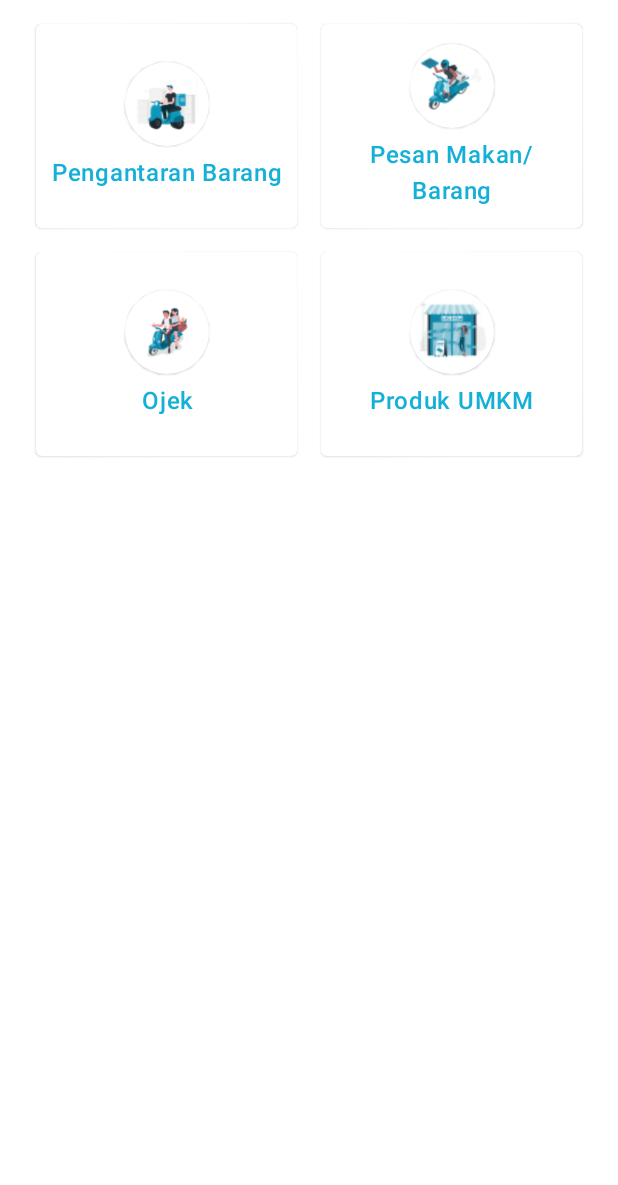
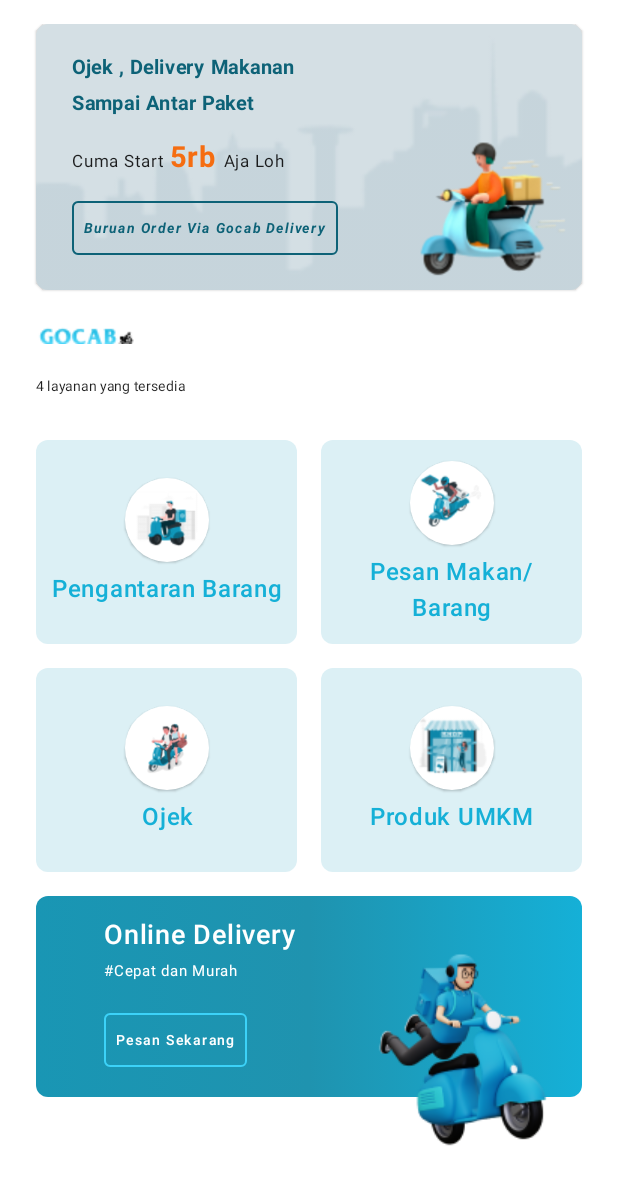
Before and after one commit to hezbims/Gocab, an Android app built with Jetpack Compose: the screen it shows after launch (MainActivity), on a phone screen of 412 x 824 dp. Shown: the top 1185 px of the screen. Run offline under Robolectric (Android 15) with nearby library versions, the phone set to English and light mode, and no system bars; our stand-ins replace Dagger/Hilt's generated code.

Commit message:
Footer dan banner jadi

```diff
--- a/app/src/main/java/com/example/gocab/ui/theme/MainScreen.kt
+++ b/app/src/main/java/com/example/gocab/ui/theme/MainScreen.kt
@@ -1,21 +1,31 @@
 package com.example.gocab.ui.theme
 
-import androidx.compose.foundation.Image
-import androidx.compose.foundation.clickable
+import androidx.compose.foundation.*
 import androidx.compose.foundation.layout.*
 import androidx.compose.foundation.shape.CircleShape
+import androidx.compose.foundation.shape.RoundedCornerShape
 import androidx.compose.material.Card
 import androidx.compose.material.Surface
 import androidx.compose.material.Text
+import androidx.compose.material.TextButton
 import androidx.compose.runtime.Composable
 import androidx.compose.ui.Alignment
 import androidx.compose.ui.Modifier
+import androidx.compose.ui.draw.clip
+import androidx.compose.ui.graphics.Brush
 import androidx.compose.ui.graphics.Color
+import androidx.compose.ui.layout.ContentScale
 import androidx.compose.ui.res.painterResource
+import androidx.compose.ui.text.AnnotatedString
+import androidx.compose.ui.text.SpanStyle
+import androidx.compose.ui.text.buildAnnotatedString
+import androidx.compose.ui.text.font.FontStyle
 import androidx.compose.ui.text.font.FontWeight
 import androidx.compose.ui.text.style.TextAlign
+import androidx.compose.ui.text.withStyle
 import androidx.compose.ui.tooling.preview.Preview
 import androidx.compose.ui.unit.dp
+import androidx.compose.ui.unit.sp
 import androidx.hilt.navigation.compose.hiltViewModel
 import com.example.gocab.MainScreenEvent
 import com.example.gocab.MainViewModel
@@ -32,9 +42,26 @@ fun MainScreen(
 private fun MainScreen(
     onEvent : (MainScreenEvent) -> Unit
 ){
-    Column {
+    Column(
+        modifier = Modifier
+            .padding(
+                vertical = 16.dp,
+                horizontal = 24.dp
+            )
+            .verticalScroll(rememberScrollState())
+    ) {
+        Banner(
+            modifier = Modifier
+                .padding(bottom = 24.dp)
+        )
+
         LayananScreen(
             onEvent = onEvent
+        )
+
+        Footer(
+            modifier = Modifier
+                .padding(top = 16.dp)
         )
     }
 }
@@ -46,20 +73,20 @@ private fun KartuPilihan(
     modifier : Modifier = Modifier,
     onClick : () -> Unit,
 ){
-    Card(
-        modifier = modifier
-            .height(136.dp)
-            .clickable { onClick() }
-    ){
     Box(
         contentAlignment = Alignment.Center,
-            modifier = Modifier
-                .padding(8.dp)
-                .fillMaxSize()
+        modifier = modifier
+            .clip(RoundedCornerShape(8.dp))
+            .height(136.dp)
+            .background(Color(0x26159CBC))
+            .clickable { onClick() }
+
     ){
         Column(
             horizontalAlignment = Alignment.CenterHorizontally,
-                verticalArrangement = Arrangement.spacedBy(6.dp)
+            verticalArrangement = Arrangement.spacedBy(6.dp),
+            modifier = Modifier
+                .padding(vertical = 14.dp , horizontal = 8.dp)
         ) {
             Card(
                 shape = CircleShape,
@@ -89,22 +116,30 @@ private fun KartuPilihan(
         }
     }
 }
-}
 
 @Composable
 private fun LayananScreen(
     onEvent : (MainScreenEvent) -> Unit
 ){
     Column(
+        verticalArrangement = Arrangement.spacedBy(16.dp)
+    ){
+        Image(
+            painter = painterResource(id = R.drawable.gocab_label),
+            contentDescription = null,
+            modifier = Modifier
+                .height(12.dp)
+                .width(68.dp)
+        )
+        Text(
+            text = "4 layanan yang tersedia",
+            fontSize = 9.sp
+        )
+
+        Column(
             verticalArrangement = Arrangement.spacedBy(16.dp),
             modifier = Modifier
-            .padding(
-                vertical = 16.dp,
-                horizontal = 24.dp
-            )
-    ){
-        Column(
-            verticalArrangement = Arrangement.spacedBy(16.dp)
+                .padding(top = 8.dp)
         ) {
             Row(
                 horizontalArrangement = Arrangement.spacedBy(16.dp),
@@ -149,14 +184,179 @@ private fun LayananScreen(
 }
 
 @Composable
+private fun Banner(
+    modifier: Modifier = Modifier
+){
+    Card(
+        backgroundColor = Color(0xFFD4DFE4),
+        shape = RoundedCornerShape(8.dp),
+        modifier = modifier
+    ) {
+        Box(
+            modifier = Modifier
+                .fillMaxWidth()
+        ) {
+
+            Image(
+                painter = painterResource(id = R.drawable.gocab_banner_background),
+                contentDescription = null,
+                contentScale = ContentScale.Crop,
+                modifier = Modifier.matchParentSize()
+            )
+
+            Image(
+                painter = painterResource(id = R.drawable.gocab_banner_driver),
+                contentDescription = null,
+                contentScale = ContentScale.Crop,
+                modifier = Modifier
+                    .width(130.dp)
+                    .height(119.dp)
+                    .align(Alignment.BottomEnd)
+            )
+
+            Column(
+                verticalArrangement = Arrangement.spacedBy(11.dp),
+                modifier = Modifier
+                    .align(Alignment.TopStart)
+                    .padding(
+                        top = 17.dp,
+                        bottom = 17.dp,
+                        start = 24.dp
+                    )
+            ) {
+                Text(
+                    text = "Ojek , Delivery Makanan\nSampai Antar Paket",
+                    color = Color(0xFF0D6277),
+                    fontWeight = FontWeight.Bold,
+                    fontSize = 13.sp
+                )
+
+                Text(
+                    text = headerText(),
+                    fontSize = 11.sp
+                )
+
+                TextButton(
+                    onClick = {
+
+                    },
+                    border = BorderStroke(
+                        width = 1.dp,
+                        color = Color(0xFF0D6277)
+                    )
+                ) {
+                    Text(
+                        text = "Buruan Order Via Gocab Delivery",
+                        color = Color(0xFF0D6277),
+                        fontSize = 9.sp,
+                        fontStyle = FontStyle.Italic,
+                        fontWeight = FontWeight.Bold
+                    )
+                }
+            }
+        }
+    }
+}
+
+@Composable
+private fun Footer(
+    modifier: Modifier = Modifier
+){
+    Box(
+        modifier = modifier
+            .fillMaxWidth()
+    ) {
+        Column(
+            modifier = Modifier
+                .clip(RoundedCornerShape(8.dp))
+                .fillMaxWidth()
+                .background(
+                    brush = Brush.horizontalGradient(
+                        listOf(
+                            Color(0xFF1996B4),
+                            Color(0xFF1F93AF),
+                            Color(0xFF15B0D7)
+                        )
+                    )
+                )
+                .padding(
+                    vertical = 14.dp,
+                    horizontal = 45.dp
+                )
+        ){
+            Text(
+                text = "Online Delivery",
+                fontWeight = FontWeight.SemiBold,
+                fontSize = 18.sp,
+                color = Color.White
+            )
+
+            Text(
+                text = "#Cepat dan Murah",
+                fontSize = 10.sp,
+                color = Color.White
+            )
+
+            TextButton(
+                onClick = {
+
+                },
+                border = BorderStroke(
+                    width = 1.dp ,
+                    color = Color(0xFF3CD2F8)
+                ),
+                contentPadding = PaddingValues(
+                    vertical = 5.5.dp,
+                    horizontal = 8.dp
+                ),
+                modifier = Modifier
+                    .padding(top = 10.dp)
+            ) {
+                Text(
+                    text = "Pesan Sekarang",
+                    color = Color.White,
+                    fontSize = 9.sp
+                )
+            }
+        }
+
+        Image(
+            painter = painterResource(
+                id = R.drawable.gocab_driver_biru
+            ),
+            contentDescription = null,
+            modifier = Modifier
+                .align(Alignment.BottomEnd)
+                .width(169.dp)
+                .height(184.dp)
+        )
+    }
+}
+
+@Composable
 @Preview
-private fun LayananScreenPreview(){
+private fun MainScreenPreview(){
     GocabTheme {
         Surface(
             modifier = Modifier
                 .fillMaxSize()
         ) {
-            LayananScreen(onEvent = {})
+            MainScreen(
+                onEvent = {}
+            )
+        }
+    }
+}
+
+@Composable
+@Preview
+private fun BannerPreview(){
+    GocabTheme {
+        Surface(
+            modifier = Modifier
+                .fillMaxWidth()
+        ) {
+            Banner()
         }
     }
 }
@@ -172,3 +372,28 @@ private fun KartuPilihanPreview(){
         }
     }
 }
+
+private fun headerText() : AnnotatedString = buildAnnotatedString {
+    withStyle(
+        SpanStyle(fontSize = 11.sp)
+    ){
+        append("Cuma Start ")
+    }
+
+    withStyle(
+      SpanStyle(
+          fontSize = 19.sp,
+          color = Color(0xFFF56D11),
+          fontWeight = FontWeight.Bold
+      )
+    ){
+        append("5rb ")
+    }
+
+    withStyle(
+        SpanStyle(fontSize = 11.sp)
+    ){
+        append("Aja Loh")
+    }
+
+}
```
Also changed, not shown: app/src/main/res/drawable/gocab_banner_background.png (added), app/src/main/res/drawable/gocab_banner_driver.png (added), app/src/main/res/drawable/gocab_driver_biru.png (renamed from app/src/main/res/drawable/driver_gocab.png), app/src/main/res/drawable/gocab_label.png (renamed from app/src/main/res/drawable/tulisan_gocab.png). Lines whose indentation alone changed are shown as unchanged.
